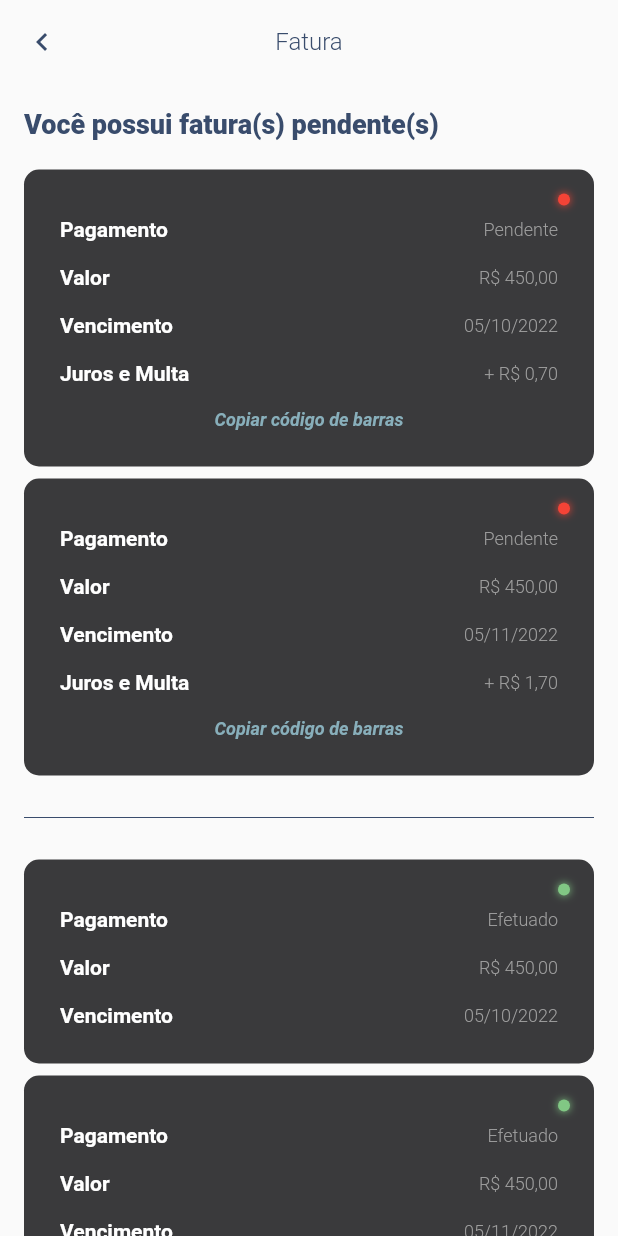
After one commit to camargolfelipe/house-manager, a Flutter app: the screen it shows after launch, after a tap on "Fatura", on a phone screen of 412 x 824 dp. The commit adds this screen. Run offline on Flutter 3.47's test engine with Material 2 defaults, Android fonts, the phone set to English and light mode, and no system bars; our stand-ins replace google_fonts, timelines; Roboto replaces fonts that are missing (Ubuntu).

Commit message:
criação de pagina de evolution, expenses e invoice

```diff
--- a/lib/src/components/home.dart
+++ b/lib/src/components/home.dart
@@ -1,33 +1,49 @@
 import 'package:flutter/material.dart';
+import 'package:housemanager/src/pages/evolution.dart';
+import 'package:housemanager/src/pages/invoice.dart';
 import 'package:housemanager/src/utils/colors.dart';
 import 'package:housemanager/src/utils/routes.dart';
 
+import '../pages/expenses.dart';
 import '../utils/strings.dart';
 
 class MenuHome extends StatelessWidget {
-  const MenuHome({Key? key}) : super(key: key);
+  bool isDebit = true;
+  MenuHome({Key? key}) : super(key: key);
 
   @override
   Widget build(BuildContext context) {
     Strings strings = Strings();
     return Row(
       children: [
-        Expanded(child: MenuHomeItem(strings.debit, Icons.attach_money)),
-        Expanded(child: MenuHomeItem(strings.evolution, Icons.show_chart)),
-        Expanded(child: MenuHomeItem(strings.expenses, Icons.local_atm)),
+        Expanded(
+            child:
+                MenuHomeItem(strings.debit, Icons.attach_money, InvoicePage())),
+        Expanded(
+            child: MenuHomeItem(
+                strings.evolution, Icons.show_chart, const EvolutionPage())),
+        Expanded(
+            child: MenuHomeItem(
+                strings.expenses, Icons.local_atm, const ExpensesPage())),
       ],
     );
   }
 }
 
 class MenuHomeItem extends StatelessWidget {
+  Widget route;
   String label;
   IconData icon;
-  MenuHomeItem(this.label, this.icon, {Key? key}) : super(key: key);
+  MenuHomeItem(this.label, this.icon, this.route, {Key? key}) : super(key: key);
 
   @override
   Widget build(BuildContext context) {
-    return Container(
+    return GestureDetector(
+      onTap: () {
+        Routes routes = Routes();
+        routes.constructed(context, route);
+      },
+      child: Container(
         padding: const EdgeInsets.all(8),
         margin: const EdgeInsets.all(8),
         decoration: BoxDecoration(
@@ -64,6 +80,7 @@ class MenuHomeItem extends StatelessWidget {
                   color: mainColor, fontSize: 12, fontWeight: FontWeight.w300),
             )
           ],
+        ),
       ),
     );
   }
--- a/lib/src/components/house.dart
+++ b/lib/src/components/house.dart
@@ -24,7 +24,6 @@ class HouseExternalDetailItems extends StatelessWidget {
     ];
     return Padding(
         padding: const EdgeInsets.all(8.0),
-        // implement GridView.builder
         child: GridView.builder(
             shrinkWrap: true,
             padding: EdgeInsets.zero,
--- a/lib/src/pages/home.dart
+++ b/lib/src/pages/home.dart
@@ -37,7 +37,7 @@ class HomePage extends StatelessWidget {
             padding: const EdgeInsets.all(8.0),
             child: Divider(color: secondColor.withOpacity(0.5)),
           ),
-          const MenuHome(),
+          MenuHome(),
           HomeTitle(strings.your_house),
           const YouHouseComponent(),
           HomeTitle(strings.timeline),
--- a/lib/src/pages/house.dart
+++ b/lib/src/pages/house.dart
@@ -3,6 +3,8 @@ import 'package:housemanager/src/utils/routes.dart';
 import 'package:housemanager/src/utils/strings.dart';
 import '../components/house.dart';
 import '../utils/colors.dart';
+
+// https://www.behance.net/gallery/123301351/Real-Estate-App?tracking_source=search_projects%7Cestate%20agency%20app
 
 class HousePage extends StatelessWidget {
   const HousePage({Key? key}) : super(key: key);
--- /dev/null
+++ b/lib/src/pages/invoice.dart
@@ -0,0 +1,161 @@
+import 'package:flutter/material.dart';
+import 'package:housemanager/src/utils/colors.dart';
+import 'package:housemanager/src/utils/strings.dart';
+
+class InvoicePage extends StatelessWidget {
+  bool isPaid = false;
+  InvoicePage({Key? key}) : super(key: key);
+
+  @override
+  Widget build(BuildContext context) {
+    Strings strings = Strings();
+    return Scaffold(
+        appBar: AppBar(
+          leading: GestureDetector(
+              onTap: () {
+                Navigator.pop(context);
+              },
+              child: Icon(Icons.chevron_left, color: mainColor)),
+          backgroundColor: backgroundColor,
+          elevation: 0,
+          centerTitle: true,
+          title: Text(
+            strings.debit,
+            style: TextStyle(
+                color: mainColor, fontSize: 16, fontWeight: FontWeight.w300),
+          ),
+        ),
+        body: ListView(children: [
+          Padding(
+            padding: const EdgeInsets.all(16.0),
+            child: Text(
+              isPaid ? strings.non_pendent_invoice : strings.pendent_invoice,
+              style: TextStyle(
+                color: mainColor,
+                fontSize: 18,
+                fontWeight: FontWeight.w900,
+              ),
+            ),
+          ),
+          ListView.builder(
+              shrinkWrap: true,
+              physics: const ScrollPhysics(),
+              itemCount: 2,
+              itemBuilder: (BuildContext context, int index) {
+                return InvoiceComponent(false, '450,00', '05/1$index/2022',
+                    '$index,70', '123123 21 1231241 1241 1231231 2');
+              }),
+          Padding(
+            padding: const EdgeInsets.all(16.0),
+            child: Divider(color: mainColor),
+          ),
+          ListView.builder(
+              shrinkWrap: true,
+              physics: const ScrollPhysics(),
+              itemCount: 4,
+              itemBuilder: (BuildContext context, int index) {
+                return InvoiceComponent(true, '450,00', '05/1$index/2022',
+                    '$index,70', '123123 21 1231241 1241 1231231 2');
+              }),
+        ]));
+  }
+}
+
+class InvoiceComponent extends StatelessWidget {
+  bool isPaid;
+  String value;
+  String date;
+  String debit;
+  String barCode;
+  InvoiceComponent(this.isPaid, this.value, this.date, this.debit, this.barCode,
+      {Key? key})
+      : super(key: key);
+
+  @override
+  Widget build(BuildContext context) {
+    return Container(
+      padding: const EdgeInsets.all(16),
+      margin: const EdgeInsets.symmetric(horizontal: 16, vertical: 4),
+      decoration: BoxDecoration(
+        color: darkGrey,
+        borderRadius: BorderRadius.circular(10),
+      ),
+      child: Column(
+        children: [
+          Align(
+              alignment: Alignment.topRight,
+              child: Container(
+                height: 8,
+                width: 8,
+                decoration: BoxDecoration(
+                    color: isPaid ? green : red,
+                    borderRadius: BorderRadius.circular(50),
+                    boxShadow: [
+                      BoxShadow(color: isPaid ? green : red, blurRadius: 4)
+                    ]),
+              )),
+          InvoiceComponentItem(
+            'Pagamento',
+            isPaid ? 'Efetuado' : 'Pendente',
+          ),
+          InvoiceComponentItem(
+            'Valor',
+            'R\$ $value',
+          ),
+          InvoiceComponentItem(
+            'Vencimento',
+            date,
+          ),
+          Visibility(
+              visible: !isPaid,
+              child: InvoiceComponentItem(
+                'Juros e Multa',
+                '+ R\$ $debit',
+              )),
+          Visibility(
+            visible: !isPaid,
+            child: Padding(
+              padding: const EdgeInsets.all(8.0),
+              child: Text(
+                'Copiar código de barras',
+                style: TextStyle(
+                    color: secondColor,
+                    fontSize: 12,
+                    fontWeight: FontWeight.bold,
+                    fontStyle: FontStyle.italic),
+              ),
+            ),
+          ),
+        ],
+      ),
+    );
+  }
+}
+
+class InvoiceComponentItem extends StatelessWidget {
+  String label;
+  String value;
+  InvoiceComponentItem(this.label, this.value, {Key? key}) : super(key: key);
+
+  @override
+  Widget build(BuildContext context) {
+    return Padding(
+      padding: const EdgeInsets.all(8.0),
+      child: Row(
+        children: [
+          Text(
+            label,
+            style: TextStyle(
+                color: white, fontSize: 14, fontWeight: FontWeight.bold),
+          ),
+          const Spacer(),
+          Text(
+            value,
+            style: TextStyle(
+                color: grey, fontSize: 12, fontWeight: FontWeight.w300),
+          ),
+        ],
+      ),
+    );
+  }
+}
--- a/lib/src/utils/colors.dart
+++ b/lib/src/utils/colors.dart
@@ -11,6 +11,7 @@ var yellow = const Color(0xFFFFEB3B);
 var green = const Color(0xFF81C784);
 var brown = const Color(0xFF795548);
 var grey = const Color(0xFF9E9E9E);
+var darkGrey = const Color(0xFF3A3A3C);
 var white = const Color(0xFFFFFFFF);
 var ice = const Color(0xFFF5F5F5);
 var black = const Color(0xFF000000);
--- a/lib/src/utils/strings.dart
+++ b/lib/src/utils/strings.dart
@@ -19,4 +19,8 @@ class Strings {
   String expenses = "Gastos";
   String your_house = "Sua Casa";
   String address = "Maria Clara Residencial Resort | Caçapava";
+
+  //INVOICES
+  String pendent_invoice = "Você possui fatura(s) pendente(s)";
+  String non_pendent_invoice = "Você não possui fatura pendente";
 }
```
Also changed, not shown: lib/src/pages/evolution.dart (added, +86 -0 lines), lib/src/pages/expenses.dart (added, +29 -0 lines). Lines whose indentation alone changed are shown as unchanged.
